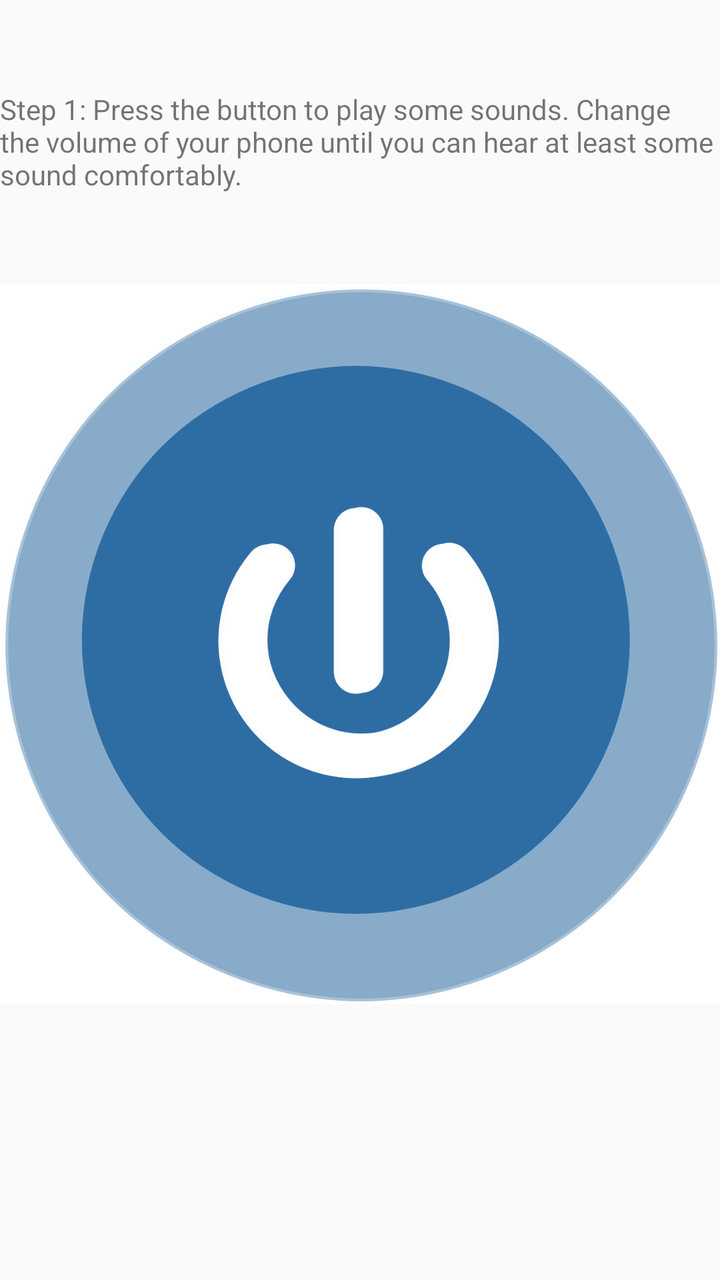
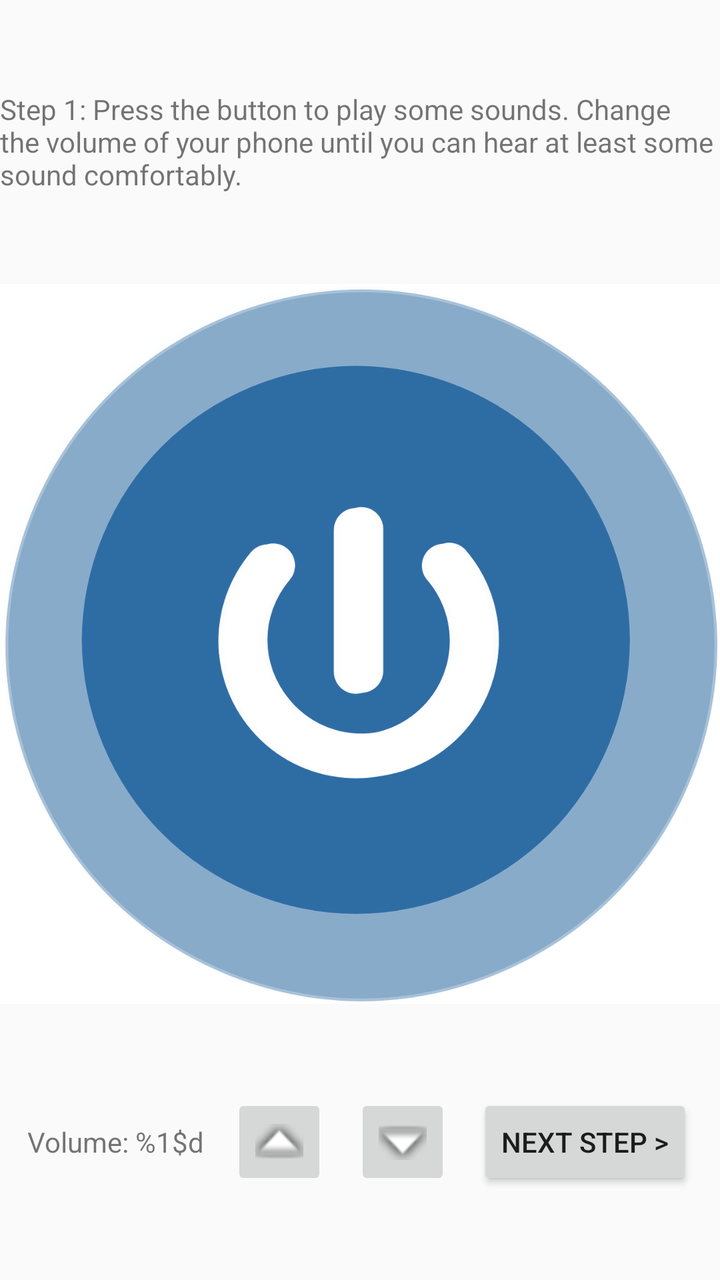

Screens rendered from an Android XML layout before and after an edit, with the pre-edit source and the edit as a unified diff.
<!-- AndroidManifest.xml: application theme AppTheme -->
<!-- res/layout/volume_setting.xml -->
<android.support.constraint.ConstraintLayout xmlns:android="http://schemas.android.com/apk/res/android"
    xmlns:app="http://schemas.android.com/apk/res-auto"
    xmlns:tools="http://schemas.android.com/tools"
    android:id="@+id/volumeSettingLayout"
    android:layout_width="match_parent"
    android:layout_height="wrap_content"
    tools:context="peterson.ttu.edu.backupaids.headsetSetup.VolumeSetFragment">

    <TextView
        android:id="@+id/stepInfo"
        android:layout_width="wrap_content"
        android:layout_height="wrap_content"
        app:layout_constraintTop_toTopOf="parent"
        app:layout_constraintBottom_toTopOf="@+id/volumeTestPlaySounds"
        android:text="Step 1: Press the button to play some sounds. Change the volume of your phone until you can hear at least some sound comfortably." />

    <ImageButton
        android:id="@+id/volumeTestPlaySounds"
        android:layout_width="0dp"
        android:layout_height="0dp"
        android:background="@android:color/background_light"
        android:scaleType="fitCenter"
        android:src="@drawable/power_button_blue2"
        app:layout_constraintHorizontal_weight="1"
        app:layout_constraintBottom_toTopOf="@+id/volumeSettingsVolumeUp"
        app:layout_constraintDimensionRatio="1:1"
        app:layout_constraintHeight_default="wrap"
        app:layout_constraintLeft_toLeftOf="parent"
        app:layout_constraintRight_toRightOf="parent"
        app:layout_constraintTop_toBottomOf="@+id/stepInfo"
        app:layout_constraintWidth_default="wrap" />

    <TextView
        android:id="@+id/volumeLabel"
        android:layout_width="wrap_content"
        android:layout_height="wrap_content"
        android:text="Volume:"
        app:layout_constraintBottom_toBottomOf="@id/nextStep"
        app:layout_constraintTop_toTopOf="@+id/nextStep"
        app:layout_constraintRight_toLeftOf="@+id/volumeText"/>

    <TextView
        android:id="@+id/volumeText"
        android:layout_width="wrap_content"
        android:layout_height="wrap_content"
        app:layout_constraintBottom_toBottomOf="@id/nextStep"
        app:layout_constraintTop_toTopOf="@+id/nextStep"
        app:layout_constraintRight_toLeftOf="@+id/volumeSettingsVolumeUp"/>

    <ImageButton
        android:id="@+id/volumeSettingsVolumeUp"
        android:layout_width="0dp"
        android:layout_height="0dp"
        android:scaleType="fitCenter"
        android:src="@android:drawable/arrow_up_float"
        app:layout_constraintBottom_toBottomOf="@id/nextStep"
        app:layout_constraintDimensionRatio="h,1:1"
        app:layout_constraintRight_toLeftOf="@id/volumeSettingsVolumeDown"
        app:layout_constraintTop_toTopOf="@+id/nextStep" />

    <ImageButton
        android:id="@+id/volumeSettingsVolumeDown"
        android:layout_width="0dp"
        android:layout_height="0dp"
        android:scaleType="fitCenter"
        android:src="@android:drawable/arrow_down_float"
        app:layout_constraintBottom_toBottomOf="@id/nextStep"
        app:layout_constraintDimensionRatio="h,1:1"
        app:layout_constraintRight_toLeftOf="@id/nextStep"
        app:layout_constraintTop_toTopOf="@+id/nextStep" />

    <Button
        android:id="@+id/nextStep"
        android:layout_width="wrap_content"
        android:layout_height="wrap_content"
        android:text="Next Step >"
        app:layout_constraintTop_toBottomOf="@+id/volumeTestPlaySounds"
        app:layout_constraintBottom_toBottomOf="parent"
        app:layout_constraintRight_toLeftOf="parent" />

</android.support.constraint.ConstraintLayout>
<!-- resources referenced by this layout -->
<resources>
  <!-- drawable power_button_blue2: png bitmap (drawable, 214661 bytes) -->
  <style name="AppTheme" parent="Theme.AppCompat.Light.DarkActionBar">
          
          <item name="colorPrimary">@color/colorPrimary</item>
          <item name="colorPrimaryDark">@color/colorPrimaryDark</item>
          <item name="colorAccent">@color/colorAccent</item>
      </style>
  <color name="colorPrimary">#3F51B5</color>
  <color name="colorPrimaryDark">#303F9F</color>
  <color name="colorAccent">#FF4081</color>
</resources>

<!-- the commit's change to res/layout/volume_setting.xml (unified diff, before → after) -->
@@ -31,20 +31,13 @@
         app:layout_constraintWidth_default="wrap" />
 
     <TextView
-        android:id="@+id/volumeLabel"
+        android:id="@+id/volumeLabelWithAmount"
         android:layout_width="wrap_content"
         android:layout_height="wrap_content"
-        android:text="Volume:"
+        android:text="@string/volume_with_value"
+        app:layout_constraintTop_toTopOf="@+id/nextStep"
         app:layout_constraintBottom_toBottomOf="@id/nextStep"
-        app:layout_constraintTop_toTopOf="@+id/nextStep"
-        app:layout_constraintRight_toLeftOf="@+id/volumeText"/>
-
-    <TextView
-        android:id="@+id/volumeText"
-        android:layout_width="wrap_content"
-        android:layout_height="wrap_content"
-        app:layout_constraintBottom_toBottomOf="@id/nextStep"
-        app:layout_constraintTop_toTopOf="@+id/nextStep"
+        app:layout_constraintLeft_toLeftOf="parent"
         app:layout_constraintRight_toLeftOf="@+id/volumeSettingsVolumeUp"/>
 
     <ImageButton
@@ -55,6 +48,7 @@
         android:src="@android:drawable/arrow_up_float"
         app:layout_constraintBottom_toBottomOf="@id/nextStep"
         app:layout_constraintDimensionRatio="h,1:1"
+        app:layout_constraintLeft_toRightOf="@+id/volumeLabelWithAmount"
         app:layout_constraintRight_toLeftOf="@id/volumeSettingsVolumeDown"
         app:layout_constraintTop_toTopOf="@+id/nextStep" />
 
@@ -67,15 +61,17 @@
         app:layout_constraintBottom_toBottomOf="@id/nextStep"
         app:layout_constraintDimensionRatio="h,1:1"
         app:layout_constraintRight_toLeftOf="@id/nextStep"
+        app:layout_constraintLeft_toRightOf="@id/volumeSettingsVolumeUp"
         app:layout_constraintTop_toTopOf="@+id/nextStep" />
 
     <Button
         android:id="@+id/nextStep"
         android:layout_width="wrap_content"
         android:layout_height="wrap_content"
-        android:text="Next Step >"
+        android:text="@string/next_step_for_button"
         app:layout_constraintTop_toBottomOf="@+id/volumeTestPlaySounds"
         app:layout_constraintBottom_toBottomOf="parent"
-        app:layout_constraintRight_toLeftOf="parent" />
+        app:layout_constraintLeft_toRightOf="@id/volumeSettingsVolumeDown"
+        app:layout_constraintRight_toRightOf="parent" />
 
 </android.support.constraint.ConstraintLayout>
<!-- resource entries referenced after the edit -->
@@ -1,6 +1,8 @@
 <!-- resources referenced by this layout -->
 <resources>
   <!-- drawable power_button_blue2: png bitmap (drawable, 214661 bytes) -->
+  <string name="next_step_for_button">Next Step &gt;</string>
+  <string name="volume_with_value">Volume: %1$d</string>
   <style name="AppTheme" parent="Theme.AppCompat.Light.DarkActionBar">
           
           <item name="colorPrimary">@color/colorPrimary</item>
